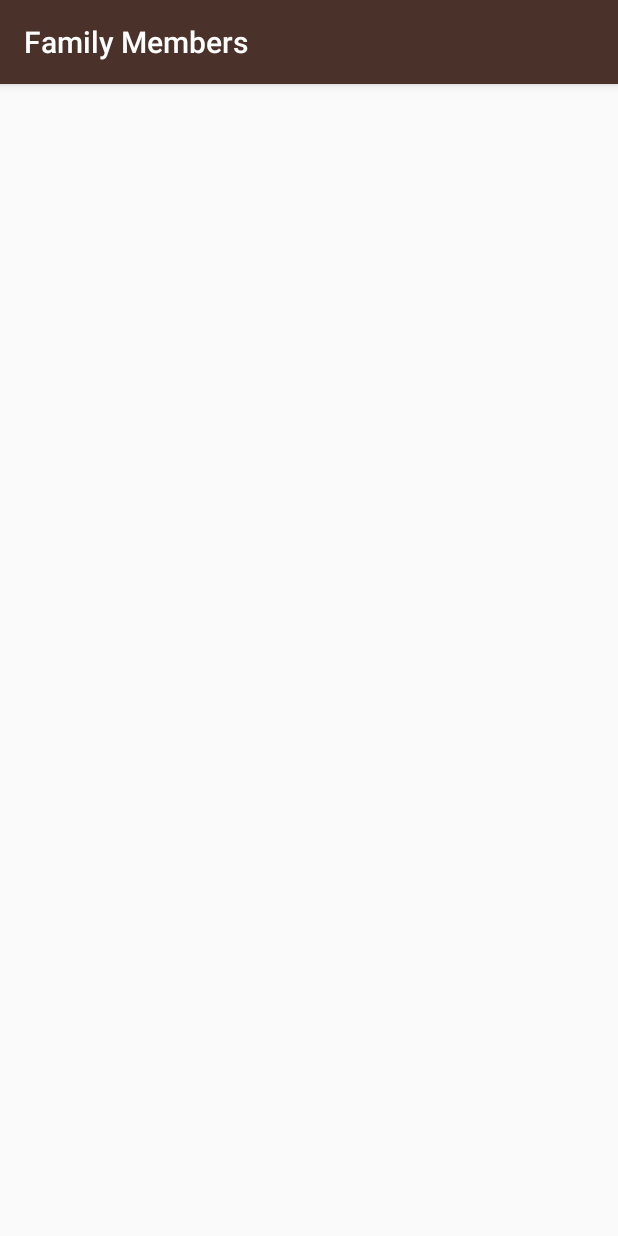
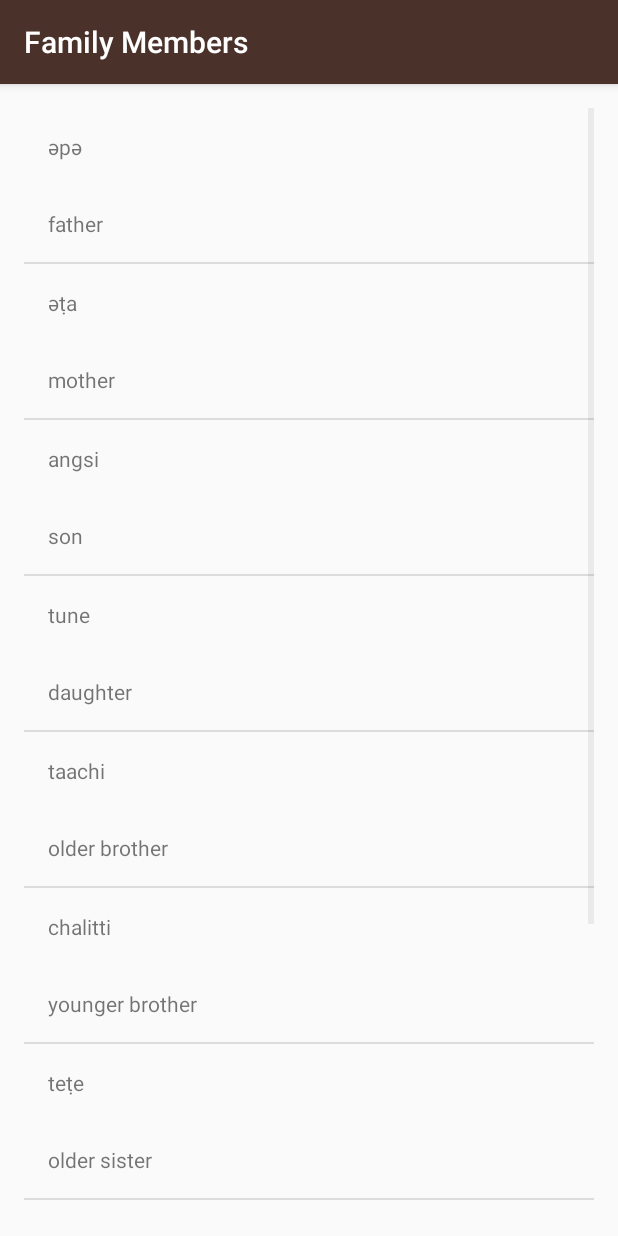
Before and after one commit to ChloeCodesThings/Miwok-Udacity-App, an Android app: the FamilyActivity screen opened directly, with no data from a screen before it, on a phone screen of 412 x 824 dp. Run offline under Robolectric (Android 15) with nearby library versions, the phone set to English and light mode, and no system bars.

Commit message:
made single word_list xml to replace separate activities

```diff
--- a/app/src/main/java/com/example/android/miwok/FamilyActivity.java
+++ b/app/src/main/java/com/example/android/miwok/FamilyActivity.java
@@ -2,12 +2,37 @@ package com.example.android.miwok;
 
 import android.support.v7.app.AppCompatActivity;
 import android.os.Bundle;
+import android.widget.ListView;
+
+import java.util.ArrayList;
 
 public class FamilyActivity extends AppCompatActivity {
 
     @Override
     protected void onCreate(Bundle savedInstanceState) {
         super.onCreate(savedInstanceState);
-        setContentView(R.layout.activity_family);
+        setContentView(R.layout.word_list);
+        // Create a list of words
+        ArrayList<Word> words = new ArrayList<Word>();
+        words.add(new Word("father", "әpә"));
+        words.add(new Word("mother", "әṭa"));
+        words.add(new Word("son", "angsi"));
+        words.add(new Word("daughter", "tune"));
+        words.add(new Word("older brother", "taachi"));
+        words.add(new Word("younger brother", "chalitti"));
+        words.add(new Word("older sister", "teṭe"));
+        words.add(new Word("younger sister", "kolliti"));
+        words.add(new Word("grandmother ", "ama"));
+        words.add(new Word("grandfather", "paapa"));
+        // Create an {@link WordAdapter}, whose data source is a list of {@link Word}s. The
+        // adapter knows how to create list items for each item in the list.
+        WordAdapter adapter = new WordAdapter(this, words);
+        // Find the {@link ListView} object in the view hierarchy of the {@link Activity}.
+        // There should be a {@link ListView} with the view ID called list, which is declared in the
+        // word_list.xml layout file.
+        ListView listView = (ListView) findViewById(R.id.list);
+        // Make the {@link ListView} use the {@link WordAdapter} we created above, so that the
+        // {@link ListView} will display list items for each {@link Word} in the list.
+        listView.setAdapter(adapter);
     }
 }
--- a/app/src/main/java/com/example/android/miwok/NumbersActivity.java
+++ b/app/src/main/java/com/example/android/miwok/NumbersActivity.java
@@ -18,7 +18,7 @@ public class NumbersActivity extends AppCompatActivity {
     @Override
     protected void onCreate(Bundle savedInstanceState) {
         super.onCreate(savedInstanceState);
-        setContentView(R.layout.activity_numbers);
+        setContentView(R.layout.word_list);
 
         // Create a list of words
         ArrayList<Word> words = new ArrayList<Word>();
@@ -39,7 +39,7 @@ public class NumbersActivity extends AppCompatActivity {
 
         // Find the {@link ListView} object in the view hierarchy of the {@link Activity}.
         // There should be a {@link ListView} with the view ID called list, which is declared in the
-        // activity_numbers.xml layout file.
+        // word_list.xml file.
         ListView listView = (ListView) findViewById(R.id.list);
 
         // Make the {@link ListView} use the {@link WordAdapter} we created above, so that the
--- a/app/src/main/java/com/example/android/miwok/WordAdapter.java
+++ b/app/src/main/java/com/example/android/miwok/WordAdapter.java
@@ -1,15 +1,54 @@
 package com.example.android.miwok;
 
+import android.content.Context;
 import android.support.annotation.NonNull;
 import android.support.annotation.Nullable;
+import android.view.LayoutInflater;
 import android.view.View;
 import android.view.ViewGroup;
 import android.widget.ArrayAdapter;
+import android.widget.TextView;
 
-public class WordAdapter  extends ArrayAdapter<Word> {
-    @NonNull
+import java.util.ArrayList;
+
+public class WordAdapter extends ArrayAdapter<Word>  {
+
+    /**
+     * Create a new {@link WordAdapter} object.
+     *
+     * @param context is the current context (i.e. Activity) that the adapter is being created in.
+     * @param words is the list of {@link Word}s to be displayed.
+     */
+    public WordAdapter(Context context, ArrayList<Word> words) {
+        super(context, 0, words);
+    }
+
     @Override
-    public View getView(int position, @Nullable View convertView, @NonNull ViewGroup parent) {
-        return super.getView(position, convertView, parent);
+    public View getView(int position, View convertView, ViewGroup parent) {
+        // Check if an existing view is being reused, otherwise inflate the view
+        View listItemView = convertView;
+        if (listItemView == null) {
+            listItemView = LayoutInflater.from(getContext()).inflate(
+                    R.layout.list_item, parent, false);
+        }
+
+        // Get the {@link Word} object located at this position in the list
+        Word currentWord = getItem(position);
+
+        // Find the TextView in the list_item.xml layout with the ID miwok_text_view.
+        TextView miwokTextView = (TextView) listItemView.findViewById(R.id.miwok_text_view);
+        // Get the Miwok translation from the currentWord object and set this text on
+        // the Miwok TextView.
+        miwokTextView.setText(currentWord.getMiwokTranslation());
+
+        // Find the TextView in the list_item.xml layout with the ID default_text_view.
+        TextView defaultTextView = (TextView) listItemView.findViewById(R.id.default_text_view);
+        // Get the default translation from the currentWord object and set this text on
+        // the default TextView.
+        defaultTextView.setText(currentWord.getDefaultTranslation());
+
+        // Return the whole list item layout (containing 2 TextViews) so that it can be shown in
+        // the ListView.
+        return listItemView;
     }
 }
--- a/app/src/main/res/layout/activity_family.xml
+++ /dev/null
@@ -1,9 +0,0 @@
-<?xml version="1.0" encoding="utf-8"?>
-<android.support.constraint.ConstraintLayout xmlns:android="http://schemas.android.com/apk/res/android"
-    xmlns:app="http://schemas.android.com/apk/res-auto"
-    xmlns:tools="http://schemas.android.com/tools"
-    android:layout_width="match_parent"
-    android:layout_height="match_parent"
-    tools:context=".FamilyActivity">
-
-</android.support.constraint.ConstraintLayout>
--- /dev/null
+++ b/app/src/main/res/layout/word_list.xml
@@ -0,0 +1,11 @@
+<?xml version="1.0" encoding="utf-8"?>
+<ListView xmlns:android="http://schemas.android.com/apk/res/android"
+xmlns:tools="http://schemas.android.com/tools"
+android:id="@+id/list"
+android:orientation="vertical"
+android:layout_width="match_parent"
+android:layout_height="match_parent"
+android:paddingBottom="@dimen/activity_vertical_margin"
+android:paddingLeft="@dimen/activity_horizontal_margin"
+android:paddingRight="@dimen/activity_horizontal_margin"
+android:paddingTop="@dimen/activity_vertical_margin" />
```
Also changed, not shown: app/src/main/java/com/example/android/miwok/ColorsActivity.java (+30 -1 lines), app/src/main/java/com/example/android/miwok/PhrasesActivity.java (+26 -1 lines), app/src/main/res/layout/activity_colors.xml (deleted, +0 -9 lines), app/src/main/res/layout/activity_numbers.xml (deleted, +0 -12 lines), app/src/main/res/layout/activity_phrases.xml (deleted, +0 -9 lines).
